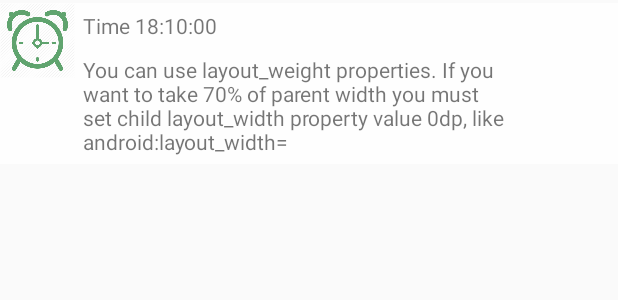
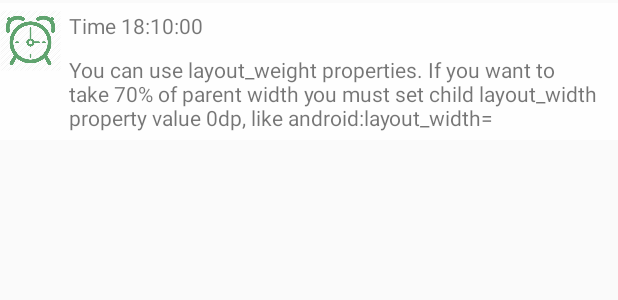
Before and after one commit to achalakavinda/Event-Schedule-Sample-Android-APP, an Android app: the layout recycler_event_item.xml on its own in the app's theme, with its tools: preview values and no code run, on a phone screen of 412 x 824 dp. Shown: the top 300 px of the screen. Run offline under Robolectric (Android 15) with nearby library versions, the phone set to English and light mode, and no system bars.

Commit message:
adjust layout size

```diff
--- a/app/src/main/res/layout/recycler_event_item.xml
+++ b/app/src/main/res/layout/recycler_event_item.xml
@@ -1,7 +1,7 @@
 <?xml version="1.0" encoding="utf-8"?>
 <LinearLayout
     xmlns:android="http://schemas.android.com/apk/res/android"
-    android:layout_width="match_parent"
+    android:layout_width="fill_parent"
     android:layout_height="wrap_content"
     android:background="@color/colorFontPanelAlpha"
     android:layout_marginBottom="2dp"
@@ -10,12 +10,14 @@
     android:orientation="horizontal">
 
     <ImageView
-        android:layout_width="50dp"
+        android:layout_width="0dp"
+        android:layout_weight="0.1"
         android:layout_height="50dp"
         android:src="@drawable/ac"/>
 
     <LinearLayout
-        android:layout_width="match_parent"
+        android:layout_width="0dp"
+        android:layout_weight="0.9"
         android:layout_height="wrap_content"
         android:orientation="vertical"
         android:padding="5dp">
```
